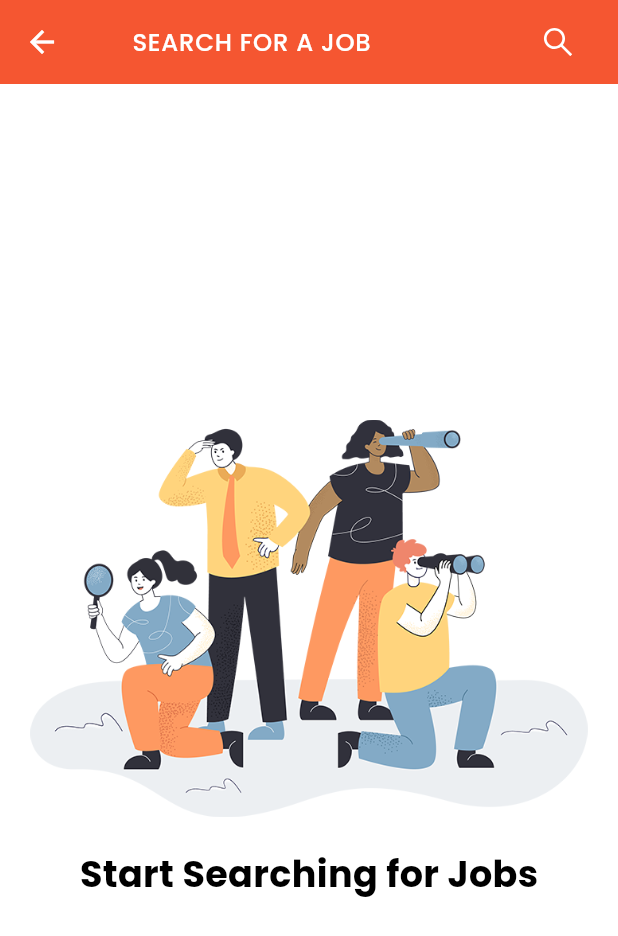
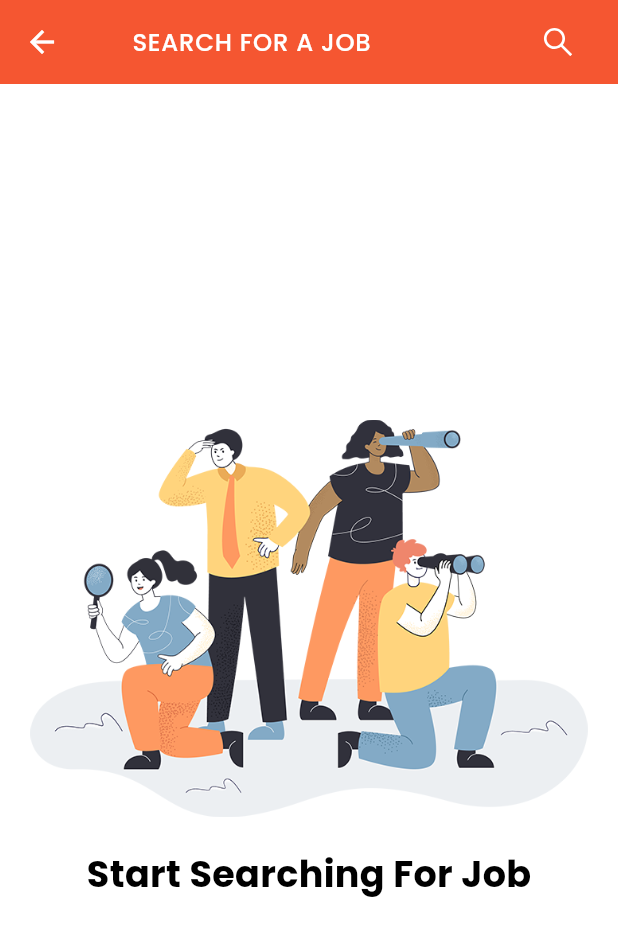
Before and after one commit to saadghazal/JobHub_Flutter, a Flutter app: the SearchPage screen opened directly, on a phone screen of 412 x 824 dp. Shown: the top 936 px of the screen. Run offline on Flutter 3.47's test engine with Material 3 defaults, Android fonts, the phone set to English and light mode, and no system bars; our stand-ins replace cached_network_image, firebase_core, firebase_storage, flutter_animate, flutter_screenutil, flutter_svg and 8 more; accounts and stored records are empty; generated files the repository leaves out were written again; network calls fail.

Commit message:
Search for a job implemented

```diff
--- a/lib/main.dart
+++ b/lib/main.dart
@@ -80,6 +80,7 @@
           theme: ThemeData(
             scaffoldBackgroundColor: Color(kLight.value),
             iconTheme: IconThemeData(color: Color(kDark.value)),
+            appBarTheme: AppBarTheme(scrolledUnderElevation: 0.0),
             primarySwatch: Colors.grey,
           ),
           home: defaultHomeScreen,
--- a/lib/views/ui/homepage.dart
+++ b/lib/views/ui/homepage.dart
@@ -129,6 +129,9 @@
                           final recentJob = snapshot.data;
 
                           return VerticalTile(
+                            onTap: () {
+                              Get.to(() => JobPage(job: recentJob));
+                            },
                             recentJob: recentJob!,
                           );
                         }
--- a/lib/views/ui/jobs/jobs_list.dart
+++ b/lib/views/ui/jobs/jobs_list.dart
@@ -43,6 +43,7 @@
           } else {
             final jobs = snapshot.data;
             return ListView.builder(
+              padding: EdgeInsets.symmetric(horizontal: 16.w, vertical: 10.h),
               itemBuilder: (context, index) {
                 return VerticalTileWidget(
                   job: jobs[index],
--- a/lib/views/ui/search/searchpage.dart
+++ b/lib/views/ui/search/searchpage.dart
@@ -2,8 +2,11 @@
 import 'package:flutter_screenutil/flutter_screenutil.dart';
 import 'package:flutter_vector_icons/flutter_vector_icons.dart';
 import 'package:jobhub/constants/app_constants.dart';
+import 'package:jobhub/models/response/jobs/jobs_response.dart';
+import 'package:jobhub/services/helpers/jobs_helper.dart';
 import 'package:jobhub/views/common/exports.dart';
 import 'package:jobhub/views/common/height_spacer.dart';
+import 'package:jobhub/views/ui/jobs/widgets/job_tile.dart';
 import 'package:jobhub/views/ui/search/widgets/custom_field.dart';
 
 class SearchPage extends StatefulWidget {
@@ -17,8 +20,8 @@
   TextEditingController searchController = TextEditingController();
   @override
   void dispose() {
-    // TODO: implement dispose
     searchController.dispose();
+    super.dispose();
   }
 
   @override
@@ -31,6 +34,9 @@
         title: CustomField(
           hintText: 'Search for a job',
           controller: searchController,
+          onEditingComplete: () {
+            setState(() {});
+          },
           suffixIcon: GestureDetector(
             onTap: () {
               setState(() {});
@@ -39,7 +45,51 @@
           ),
         ),
       ),
-      body: Center(
+      body: searchController.text.isEmpty
+          ? SearchLoading(
+              text: 'Start Searching For Job',
+            )
+          : Padding(
+              padding: EdgeInsets.symmetric(horizontal: 12.w, vertical: 12.h),
+              child: FutureBuilder<List<JobsResponse>>(
+                future: JobsHelper.searchJobs(searchQuery: searchController.text),
+                builder: (context, snapshot) {
+                  if (snapshot.connectionState == ConnectionState.waiting) {
+                    return Center(
+                      child: CircularProgressIndicator(
+                        color: Color(kLightBlue.value),
+                      ),
+                    );
+                  } else if (snapshot.hasError) {
+                    return Text('Error: ${snapshot.error}');
+                  } else if (snapshot.data!.isEmpty) {
+                    return SearchLoading(text: 'Job Not Found');
+                  } else {
+                    final jobs = snapshot.data;
+                    return ListView.builder(
+                      itemBuilder: (context, index) {
+                        return VerticalTileWidget(job: jobs[index]);
+                      },
+                      itemCount: jobs!.length,
+                    );
+                  }
+                },
+              ),
+            ),
+    );
+  }
+}
+
+class SearchLoading extends StatelessWidget {
+  const SearchLoading({
+    super.key,
+    required this.text,
+  });
+  final String text;
+
+  @override
+  Widget build(BuildContext context) {
+    return Center(
       child: Padding(
         padding: EdgeInsets.all(20.h),
         child: Column(
@@ -48,7 +98,7 @@
             Image.asset('assets/images/optimized_search.png'),
             HeightSpacer(size: 20),
             ReusableText(
-                text: 'Start Searching for Jobs',
+              text: text,
               style: appstyle(
                 24,
                 Color(kDark.value),
@@ -58,7 +108,6 @@
           ],
         ),
       ),
-      ),
     );
   }
 }
```
Also changed, not shown: lib/models/bookmark_res.dart (+4 -6 lines), lib/models/request/bookmarks/bookmarks_model.dart (+15 -31 lines), lib/services/helpers/jobs_helper.dart (+17 -0 lines), lib/views/ui/jobs/widgets/job_tile.dart (+8 -2 lines). Lines whose indentation alone changed are shown as unchanged.
